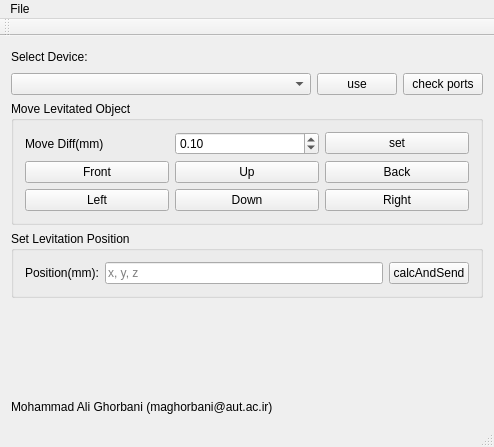
The window that MainWindow.ui (maghorbani/LevController) describes before a commit, drawn with Qt 5.
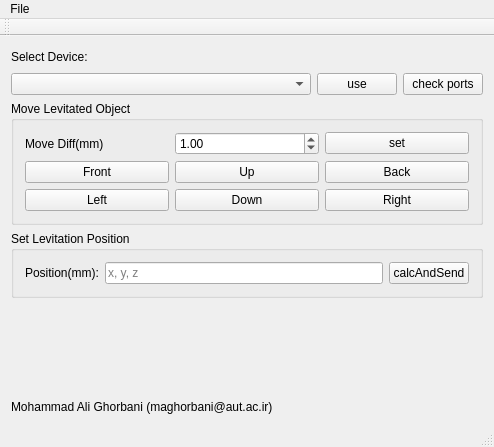
The same window after the commit.

Diff of the .ui file:
```diff
--- a/MainWindow.ui
+++ b/MainWindow.ui
@@ -120,14 +120,14 @@
          <item row="0" column="1">
           <widget class="QDoubleSpinBox" name="doubleSpinBox">
            <property name="maximum">
-            <double>0.150000000000000</double>
+            <double>1.500000000000000</double>
            </property>
            <property name="singleStep">
-            <double>0.010000000000000</double>
-           </property>
-           <property name="value">
             <double>0.100000000000000</double>
            </property>
+           <property name="value">
+            <double>1.000000000000000</double>
+           </property>
           </widget>
          </item>
          <item row="0" column="2">
```
